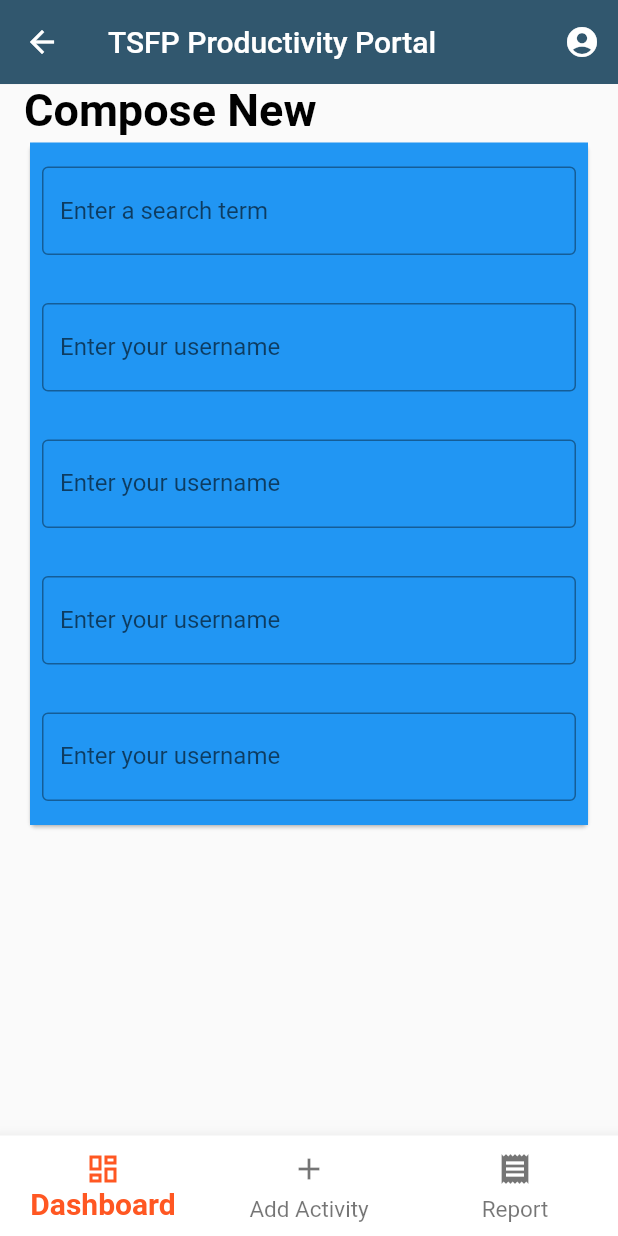
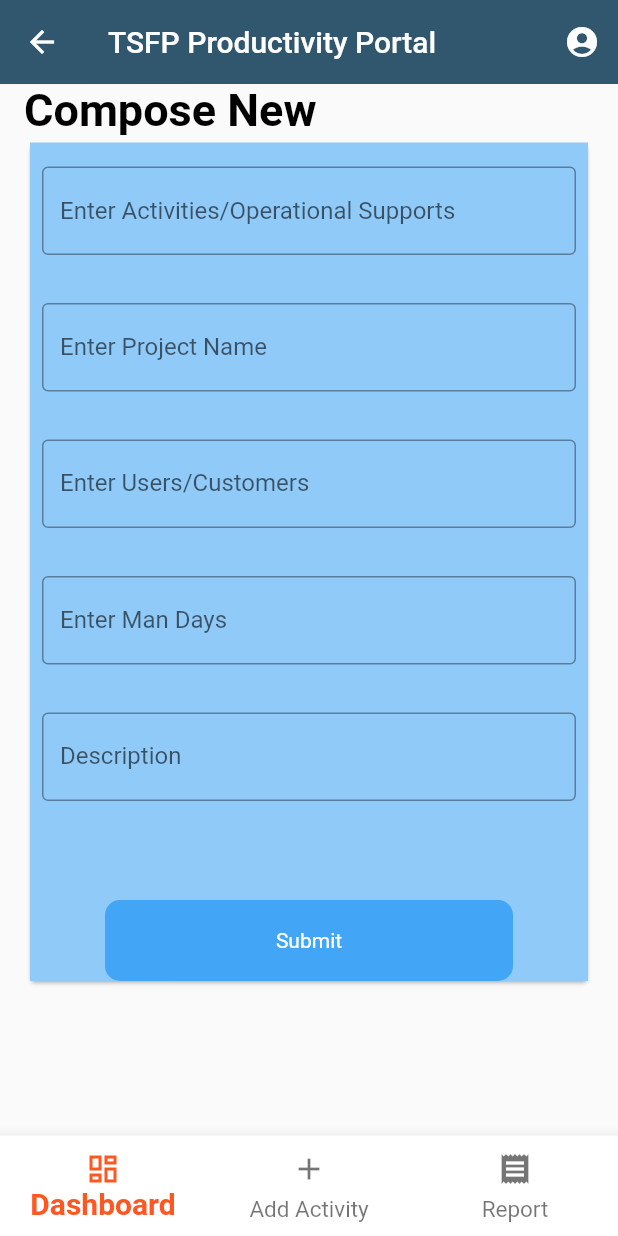
Before and after one commit to amanasmuei/NMS-Productivity-Portal, a Flutter app: the AddActivity screen opened directly, on a phone screen of 412 x 824 dp. Run offline on Flutter 3.47's test engine with Material 2 defaults, Android fonts, the phone set to English and light mode, and no system bars.

Commit message:
add activity page

```diff
--- a/lib/Add_activity.dart
+++ b/lib/Add_activity.dart
@@ -76,7 +76,7 @@ class _AddActivityState extends State<AddActivity> {
          child: new Column(
              children: <Widget>[
      Container(// background
-    color: Colors.blue,
+    color: Colors.blue[200],
      child: Column(
         crossAxisAlignment: CrossAxisAlignment.start,
         children: <Widget>[
@@ -85,7 +85,7 @@ class _AddActivityState extends State<AddActivity> {
             child: TextField(
               decoration: InputDecoration(
                 border: OutlineInputBorder(),
-                hintText: 'Enter a search term',
+                hintText: 'Enter Activities/Operational Supports',
               ),
             ),
           ),
@@ -94,7 +94,7 @@ class _AddActivityState extends State<AddActivity> {
             child: TextFormField(
               decoration: InputDecoration(
                 border: OutlineInputBorder(),
-                labelText: 'Enter your username',
+                labelText: 'Enter Project Name',
               ),
             ),
           ),
@@ -103,7 +103,7 @@ class _AddActivityState extends State<AddActivity> {
             child: TextFormField(
               decoration: InputDecoration(
                 border: OutlineInputBorder(),
-                labelText: 'Enter your username',
+                labelText: 'Enter Users/Customers',
               ),
             ),
           ),
@@ -112,7 +112,7 @@ class _AddActivityState extends State<AddActivity> {
             child: TextFormField(
               decoration: InputDecoration(
                 border: OutlineInputBorder(),
-                labelText: 'Enter your username',
+                labelText: 'Enter Man Days',
               ),
             ),
           ),
@@ -121,8 +121,29 @@ class _AddActivityState extends State<AddActivity> {
             child: TextFormField(
               decoration: InputDecoration(
                 border: OutlineInputBorder(),
-                focusColor: Colors.white,
-                labelText: 'Enter your username',
+                labelText: 'Description',
+              ),
+            ),
+          ),
+          GestureDetector(
+            onTap: () => {
+
+              /*submit*/
+            },
+            child: Container(
+              margin: EdgeInsets.only(left: 50, right: 50, top: 50),
+              padding: EdgeInsets.only(left: 30, right: 30),
+              alignment: Alignment.center,
+              height: 54,
+              decoration: BoxDecoration(
+                borderRadius: BorderRadius.circular(10),
+                color: Colors.blue[400],
+              ),
+              child: Text(
+                "Submit",
+                style: TextStyle(
+                    color: Colors.white
+                ),
               ),
             ),
           ),
```
